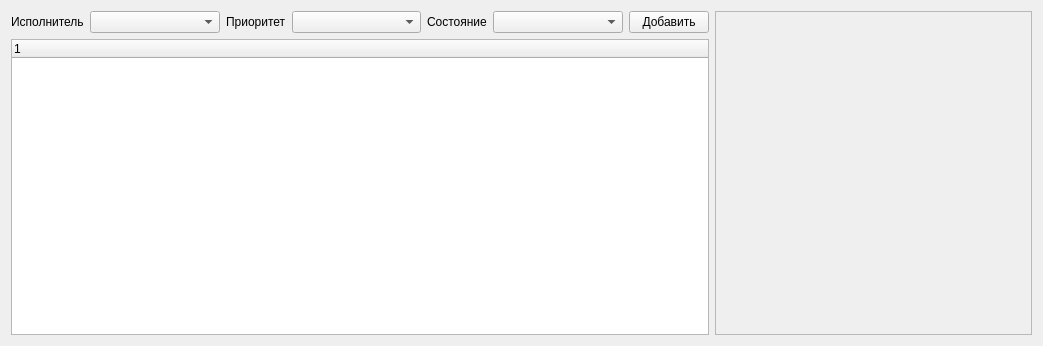
This is windows/tasks_widget.ui in Roma-explorer/RuleProject as Qt 5 draws it before an edit. The edited form follows.
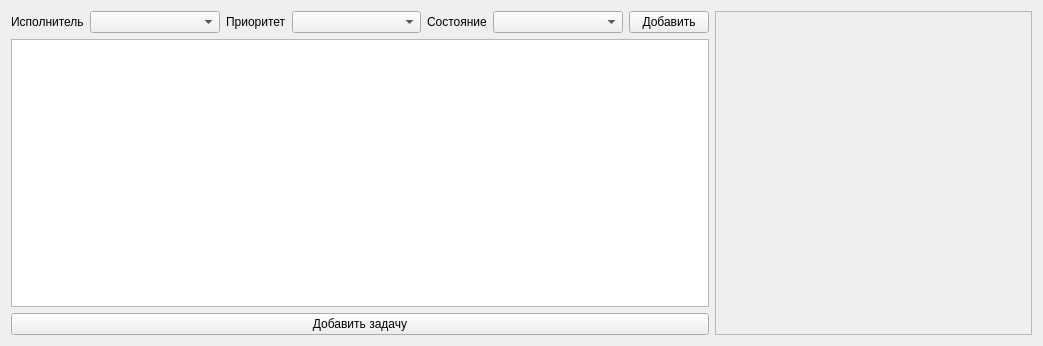
This is the edited form.

Commit message: enter project and sum project tasks added

What changed in the file:
```diff
--- a/windows/tasks_widget.ui
+++ b/windows/tasks_widget.ui
@@ -79,12 +79,13 @@
       </layout>
      </item>
      <item>
-      <widget class="QTreeWidget" name="tasks_list">
-       <column>
+      <widget class="QListWidget" name="tasks_list"/>
+     </item>
+     <item>
+      <widget class="QPushButton" name="add_task">
         <property name="text">
-         <string notr="true">1</string>
-        </property>
-       </column>
+        <string>Добавить задачу</string>
+       </property>
       </widget>
      </item>
     </layout>
```
Lines whose indentation alone changed are shown as unchanged. The commit also changes 33 other files.
